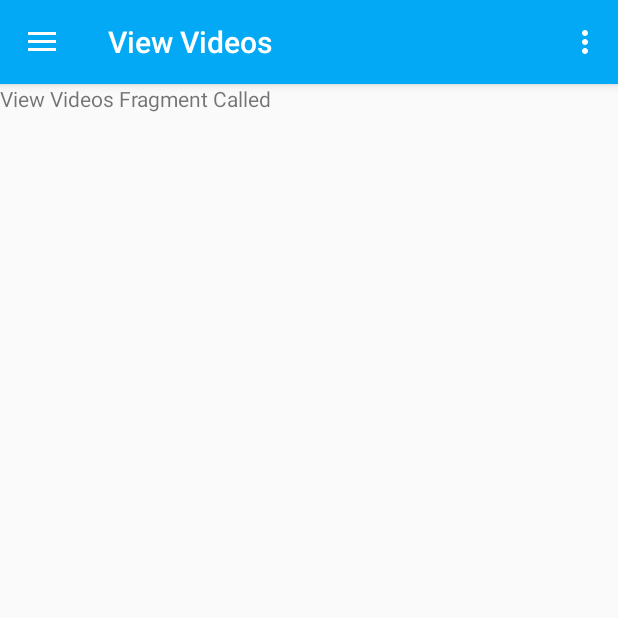
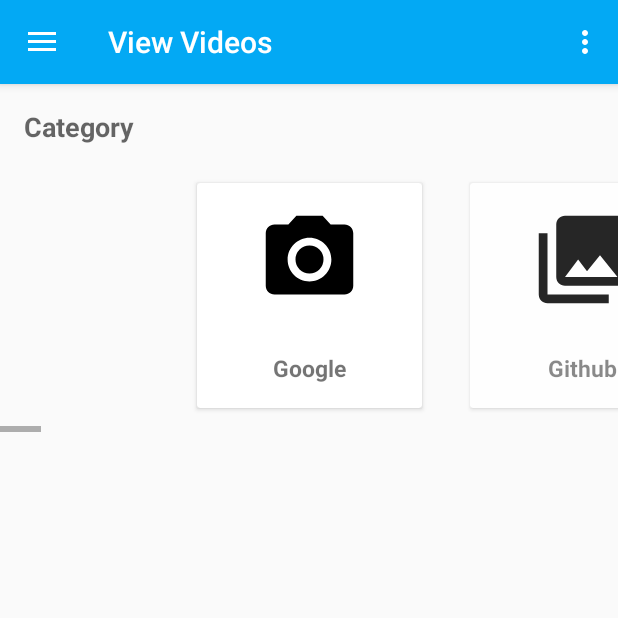
Before and after one commit to kegenrodrigues/lokavidya-ui-prototype, an Android app: the screen it shows after launch (NavigationDrawer), in the side drawer, after a tap on "View Videos", on a phone screen of 412 x 824 dp, the top half of it. Run offline under Robolectric (Android 15) with nearby library versions, the phone set to English and light mode, and no system bars.

Commit message:
Added the code for Browsing Mechanism for View Videos Module using the Gallery View and inflating the Gallery items with CardView, ImageView and TextView

```diff
--- a/app/build.gradle
+++ b/app/build.gradle
@@ -25,4 +25,5 @@
     compile 'com.android.support:appcompat-v7:23.1.1'
     compile 'com.android.support:design:23.1.1'
     compile 'com.android.support:support-v4:23.1.1'
+    compile 'com.android.support:cardview-v7:23.1.1'
 }
--- a/app/src/main/java/com/example/melroy/lokavidya/NavigationDrawer.java
+++ b/app/src/main/java/com/example/melroy/lokavidya/NavigationDrawer.java
@@ -1,6 +1,5 @@
 package com.example.melroy.lokavidya;
 
-import android.content.Intent;
 import android.content.SharedPreferences;
 import android.os.Bundle;
 import android.preference.PreferenceManager;
@@ -14,11 +13,11 @@
 import android.view.Menu;
 import android.view.MenuItem;
 
-import com.example.melroy.lokavidya.fragments.CreatingFragment;
+import com.example.melroy.lokavidya.fragments.CreatingVideosFragment;
 import com.example.melroy.lokavidya.fragments.DashboardFragment;
 import com.example.melroy.lokavidya.fragments.HelpFeedbackFragment;
 import com.example.melroy.lokavidya.fragments.SettingsFragment;
-import com.example.melroy.lokavidya.fragments.ViewingFragment;
+import com.example.melroy.lokavidya.fragments.BrowsingVideosFragment;
 
 /**
  This class handles the complete set of functionality related to the Navigation Drawer.
@@ -110,11 +109,11 @@
         } else if (id == R.id.nav_viewing) {
             //Handle the viewing mechanism
             navigationView.getMenu().getItem(1).setChecked(true);
-            fragmentManager.beginTransaction().replace(R.id.content_frame_navigation_items, new ViewingFragment()).commit();
+            fragmentManager.beginTransaction().replace(R.id.content_frame_navigation_items, new BrowsingVideosFragment()).commit();
         } else if (id == R.id.nav_creating) {
             //Handle the creation mechanism
             navigationView.getMenu().getItem(2).setChecked(true);
-            fragmentManager.beginTransaction().replace(R.id.content_frame_navigation_items, new CreatingFragment()).commit();
+            fragmentManager.beginTransaction().replace(R.id.content_frame_navigation_items, new CreatingVideosFragment()).commit();
         } else if (id == R.id.nav_settings) {
             //Handle the settings mechanism
             navigationView.getMenu().getItem(3).setChecked(true);
--- /dev/null
+++ b/app/src/main/java/com/example/melroy/lokavidya/fragments/BrowsingVideosFragment.java
@@ -0,0 +1,88 @@
+package com.example.melroy.lokavidya.fragments;
+
+
+import android.os.Bundle;
+import android.support.annotation.Nullable;
+import android.support.v4.app.Fragment;
+import android.view.LayoutInflater;
+import android.view.View;
+import android.view.ViewGroup;
+import android.widget.AdapterView;
+import android.widget.Gallery;
+import android.widget.Toast;
+
+import com.example.melroy.lokavidya.R;
+
+/**
+ This class handles calls to the View Videos Fragment.
+ **/
+public class BrowsingVideosFragment extends Fragment {
+
+    Gallery videoContent;
+    String[] web = {
+            "Google",
+            "Github",
+            "Instagram",
+            "Facebook",
+            "Flickr",
+            "Pinterest",
+            "Quora",
+            "Twitter",
+            "Vimeo",
+            "WordPress",
+            "Youtube",
+            "Stumbleupon",
+            "SoundCloud",
+            "Reddit",
+            "Blogger"
+
+    };
+    int[] imageId = {
+            R.drawable.ic_menu_camera,
+            R.drawable.ic_menu_gallery,
+            R.drawable.ic_menu_share,
+            R.drawable.ic_menu_camera,
+            R.drawable.ic_menu_gallery,
+            R.drawable.ic_menu_share,
+            R.drawable.ic_menu_camera,
+            R.drawable.ic_menu_gallery,
+            R.drawable.ic_menu_share,
+            R.drawable.ic_menu_camera,
+            R.drawable.ic_menu_gallery,
+            R.drawable.ic_menu_share,
+            R.drawable.ic_menu_camera,
+            R.drawable.ic_menu_gallery,
+            R.drawable.ic_menu_share,
+    };
+    @Override
+    public void onCreate(Bundle savedInstanceState) {
+        super.onCreate(savedInstanceState);
+    }
+
+    @Nullable
+    @Override
+    public View onCreateView(LayoutInflater inflater, ViewGroup container, Bundle savedInstanceState) {
+        View rootView = inflater.inflate(R.layout.fragment_browse_videos, container, false);
+        getActivity().setTitle(R.string.title_viewing);
+
+        videoContent = (Gallery) rootView.findViewById(R.id.gallery_image_thumbnails);
+        videoContent.setSpacing(0);
+        final VideoNamesAdapter galleryImageAdapter= new VideoNamesAdapter(getActivity(), web, imageId);
+        videoContent.setAdapter(galleryImageAdapter);
+        videoContent.setOnItemClickListener(new AdapterView.OnItemClickListener() {
+
+            @Override
+            public void onItemClick(AdapterView<?> parent, View view,
+                                    int position, long id) {
+                Toast.makeText(getActivity(), "You Clicked at " + web[+position], Toast.LENGTH_SHORT).show();
+
+            }
+        });
+        return rootView;
+    }
+
+    @Override
+    public void onSaveInstanceState(Bundle outState) {
+        super.onSaveInstanceState(outState);
+    }
+}
--- a/app/src/main/java/com/example/melroy/lokavidya/fragments/CreatingFragment.java
+++ b/app/src/main/java/com/example/melroy/lokavidya/fragments/CreatingVideosFragment.java
@@ -5,6 +5,7 @@
 import android.os.Bundle;
 import android.support.annotation.Nullable;
 import android.support.design.widget.FloatingActionButton;
+import android.support.design.widget.Snackbar;
 import android.support.v4.app.Fragment;
 import android.view.LayoutInflater;
 import android.view.View;
@@ -12,7 +13,6 @@
 import android.widget.AdapterView;
 import android.widget.ArrayAdapter;
 import android.widget.ListView;
-import android.widget.TextView;
 
 import com.example.melroy.lokavidya.R;
 
@@ -21,7 +21,7 @@
 /**
  This class handles calls to the Create Videos Fragment.
  **/
-public class CreatingFragment extends Fragment implements AdapterView.OnItemClickListener, AdapterView.OnItemLongClickListener {
+public class CreatingVideosFragment extends Fragment implements AdapterView.OnItemClickListener, AdapterView.OnItemLongClickListener {
     //Handle all the variable declarations here
     FloatingActionButton fabForCreateVideos;
     View rootView;
@@ -39,7 +39,7 @@
         rootView = inflater.inflate(R.layout.fragment_create_videos, container, false);
         getActivity().setTitle(R.string.title_creating);
 
-        listViewCreateVideos = (ListView) rootView.findViewById(R.id.listView_project_name);
+        listViewCreateVideos = (ListView) rootView.findViewById(R.id.listView_create_projects);
         listViewCreateVideos.setOnItemClickListener(this);
         listViewCreateVideos.setOnItemLongClickListener(this);
 
@@ -47,14 +47,14 @@
         fabForCreateVideos.setOnClickListener(new View.OnClickListener() {
             @Override
             public void onClick(View view) {
-//                Snackbar.make(view, "Replace with your own action", Snackbar.LENGTH_LONG)
-//                        .setAction("Action", null).show();
+                Snackbar.make(view, "Replace with your own action", Snackbar.LENGTH_LONG)
+                        .setAction("Action", null).show();
 //                createFabSelected();
             }
         });
         //Code for ListView
         projectName = new ArrayList<String>();
-        projectName.add("There");
+        projectName.add("There is a great stuff in this ListItem");
         projectName.add("Done");
         projectName.add("Here");
         projectName.add("There");
@@ -95,10 +95,10 @@
         projectLanguage.add("English");
         System.out.println(projectLanguage);
 
-        ArrayAdapter<String> arrayAdapterProjectName = new ArrayAdapter<String>(getActivity(), R.layout.listview_create_videos, R.id.textView_project_name, projectName);
+        ArrayAdapter<String> arrayAdapterProjectName = new ArrayAdapter<String>(getActivity(), R.layout.content_for_create_videos, R.id.textView_project_name, projectName);
         listViewCreateVideos.setAdapter(arrayAdapterProjectName);
 
-//        ArrayAdapter<String> arrayAdapterLanguage = new ArrayAdapter<String>(getActivity(), R.layout.listview_create_videos, R.id.textView_language, projectLanguage);
+//        ArrayAdapter<String> arrayAdapterLanguage = new ArrayAdapter<String>(getActivity(), R.layout.content_for_create_videos, R.id.textView_language, projectLanguage);
 //        listViewCreateVideos.setAdapter(arrayAdapterLanguage);
         return rootView;
     }
--- /dev/null
+++ b/app/src/main/java/com/example/melroy/lokavidya/fragments/VideoNamesAdapter.java
@@ -0,0 +1,63 @@
+package com.example.melroy.lokavidya.fragments;
+
+import android.content.Context;
+import android.view.LayoutInflater;
+import android.view.View;
+import android.view.ViewGroup;
+import android.widget.BaseAdapter;
+import android.widget.ImageView;
+import android.widget.TextView;
+
+import com.example.melroy.lokavidya.R;
+
+public class VideoNamesAdapter extends BaseAdapter {
+    private Context mContext;
+    private final String[] web;
+    private final int[] Imageid;
+
+    public VideoNamesAdapter(Context c, String[] web, int[] Imageid) {
+        mContext = c;
+        this.Imageid = Imageid;
+        this.web = web;
+    }
+
+    @Override
+    public int getCount() {
+        // TODO Auto-generated method stub
+        return web.length;
+    }
+
+    @Override
+    public Object getItem(int position) {
+        // TODO Auto-generated method stub
+        return null;
+    }
+
+    @Override
+    public long getItemId(int position) {
+        // TODO Auto-generated method stub
+        return 0;
+    }
+
+    @Override
+    public View getView(int position, View convertView, ViewGroup parent) {
+        // TODO Auto-generated method stub
+        View videoItems;
+        LayoutInflater inflater = (LayoutInflater) mContext
+                .getSystemService(Context.LAYOUT_INFLATER_SERVICE);
+
+        if (convertView == null) {
+
+            videoItems = new View(mContext);
+            videoItems = inflater.inflate(R.layout.content_for_browse_videos, null);
+            TextView textView = (TextView) videoItems.findViewById(R.id.textView_video_title);
+            ImageView imageView = (ImageView)videoItems.findViewById(R.id.imageView_video_thumbnail);
+            textView.setText(web[position]);
+            imageView.setImageResource(Imageid[position]);
+        } else {
+            videoItems = (View) convertView;
+        }
+
+        return videoItems;
+    }
+}
--- a/app/src/main/java/com/example/melroy/lokavidya/fragments/ViewingFragment.java
+++ /dev/null
@@ -1,34 +0,0 @@
-package com.example.melroy.lokavidya.fragments;
-
-
-import android.os.Bundle;
-import android.support.annotation.Nullable;
-import android.support.v4.app.Fragment;
-import android.view.LayoutInflater;
-import android.view.View;
-import android.view.ViewGroup;
-
-import com.example.melroy.lokavidya.R;
-
-/**
- This class handles calls to the View Videos Fragment.
- **/
-public class ViewingFragment extends Fragment {
-    @Override
-    public void onCreate(Bundle savedInstanceState) {
-        super.onCreate(savedInstanceState);
-    }
-
-    @Nullable
-    @Override
-    public View onCreateView(LayoutInflater inflater, ViewGroup container, Bundle savedInstanceState) {
-        View rootView = inflater.inflate(R.layout.fragment_view_videos, container, false);
-        getActivity().setTitle(R.string.title_viewing);
-        return rootView;
-    }
-
-    @Override
-    public void onSaveInstanceState(Bundle outState) {
-        super.onSaveInstanceState(outState);
-    }
-}
--- /dev/null
+++ b/app/src/main/res/layout/content_for_browse_videos.xml
@@ -0,0 +1,52 @@
+<?xml version="1.0" encoding="utf-8"?>
+<LinearLayout
+    xmlns:android="http://schemas.android.com/apk/res/android"
+    android:orientation="vertical"
+    android:layout_width="match_parent"
+    android:layout_height="match_parent">
+    <RelativeLayout
+        xmlns:android="http://schemas.android.com/apk/res/android"
+        android:layout_width="match_parent"
+        android:layout_height="match_parent"
+        xmlns:card_view="http://schemas.android.com/apk/res-auto">
+        <android.support.v7.widget.CardView
+            android:layout_width="150dp"
+            android:layout_height="150dp"
+            android:layout_margin="@dimen/activity_horizontal_margin"
+            card_view:cardCornerRadius="2dp"
+            android:id="@+id/view_cardholder_for_videos">
+            <RelativeLayout
+                android:layout_width="wrap_content"
+                android:layout_height="wrap_content">
+                <ImageView
+                    android:layout_width="50dp"
+                    android:layout_height="50dp"
+                    android:id="@+id/imageView_video_thumbnail"
+                    android:paddingBottom="@dimen/activity_vertical_margin"
+                    android:paddingRight="@dimen/activity_horizontal_margin"
+                    android:paddingLeft="@dimen/activity_horizontal_margin"
+                    android:paddingTop="@dimen/activity_vertical_margin"
+                    android:layout_above="@+id/textView_video_title"
+                    android:layout_alignRight="@+id/textView_video_title"
+                    android:layout_alignEnd="@+id/textView_video_title"
+                    android:layout_alignParentTop="true"
+                    android:layout_alignLeft="@+id/textView_video_title"
+                    android:layout_alignStart="@+id/textView_video_title" />
+                <TextView
+                    android:layout_width="match_parent"
+                    android:layout_height="wrap_content"
+                    android:id="@+id/textView_video_title"
+                    android:layout_marginTop="15dp"
+                    android:hint="Video Title"
+                    android:layout_margin="5dp"
+                    android:gravity="center_horizontal"
+                    android:textStyle="bold"
+                    android:textSize="15sp"
+                    android:paddingBottom="@dimen/activity_vertical_margin"
+                    android:layout_alignParentBottom="true"
+                    android:ellipsize="end"
+                    android:singleLine="true" />
+            </RelativeLayout>
+        </android.support.v7.widget.CardView>
+    </RelativeLayout>
+</LinearLayout>
--- /dev/null
+++ b/app/src/main/res/layout/fragment_browse_videos.xml
@@ -0,0 +1,29 @@
+<?xml version="1.0" encoding="utf-8"?>
+<RelativeLayout
+    xmlns:android="http://schemas.android.com/apk/res/android"
+    android:layout_width="match_parent"
+    android:layout_height="match_parent">
+    <android.support.v7.widget.RecyclerView
+        android:layout_width="wrap_content"
+        android:layout_height="wrap_content">
+
+    </android.support.v7.widget.RecyclerView>
+    <TextView
+        android:layout_width="match_parent"
+        android:layout_height="match_parent"
+        android:hint="Category"
+        android:id="@+id/textView_category"
+        android:paddingTop="@dimen/activity_vertical_margin"
+        android:paddingBottom="@dimen/activity_vertical_margin"
+        android:paddingLeft="@dimen/activity_horizontal_margin"
+        android:paddingRight="@dimen/activity_horizontal_margin"
+        android:textSize="18sp"
+        android:textStyle="bold"/>
+    <Gallery
+        android:layout_width="match_parent"
+        android:layout_height="wrap_content"
+        android:layout_marginTop="50dp"
+        android:id="@+id/gallery_image_thumbnails"
+        android:scrollbars="horizontal"
+        android:contextClickable="true"/>
+</RelativeLayout>
--- a/app/src/main/res/layout/fragment_create_videos.xml
+++ b/app/src/main/res/layout/fragment_create_videos.xml
@@ -9,8 +9,9 @@
             <ListView
                 android:layout_width="match_parent"
                 android:layout_height="wrap_content"
-                android:id="@+id/listView_project_name"
-                android:outlineProvider="none" >
+                android:id="@+id/listView_create_projects"
+                android:divider="@null"
+                android:dividerHeight="0dp">
             </ListView>
             <android.support.design.widget.CoordinatorLayout
                 android:layout_width="match_parent"
--- a/app/src/main/res/layout/fragment_view_videos.xml
+++ /dev/null
@@ -1,12 +0,0 @@
-<?xml version="1.0" encoding="utf-8"?>
-<RelativeLayout
-    xmlns:android="http://schemas.android.com/apk/res/android"
-    android:layout_width="match_parent"
-    android:layout_height="match_parent">
-
-    <TextView
-        android:layout_width="match_parent"
-        android:layout_height="match_parent"
-        android:text="View Videos Fragment Called"/>
-
-</RelativeLayout>
```
Also changed, not shown: app/src/main/java/com/example/melroy/lokavidya/fragments/HelpFeedbackFragment.java (+7 -0 lines).
